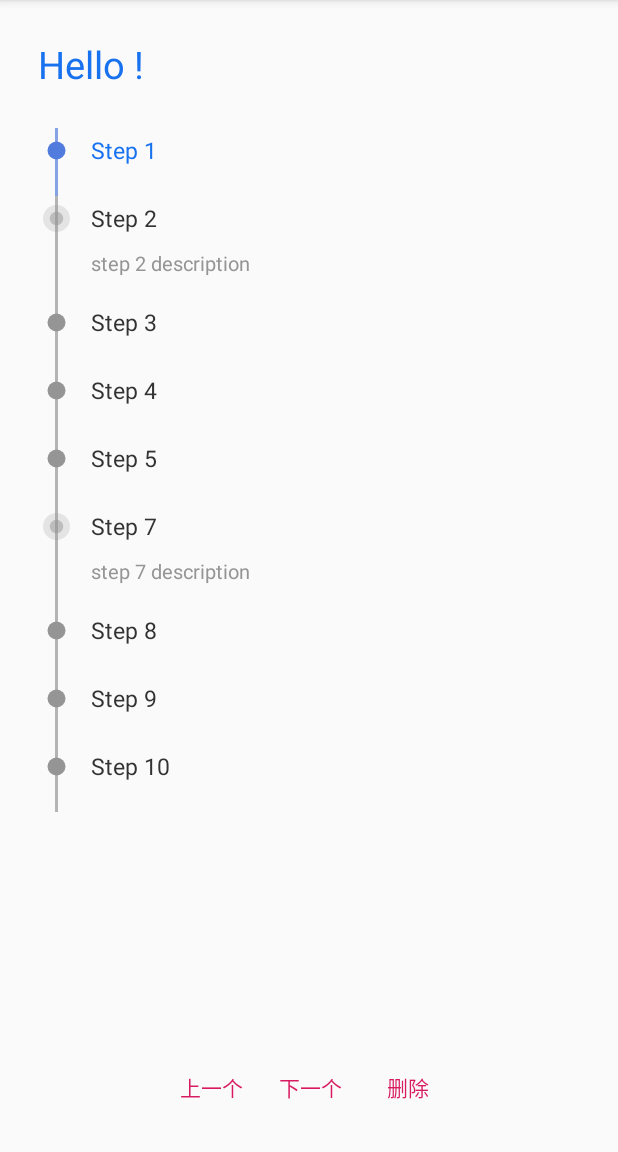
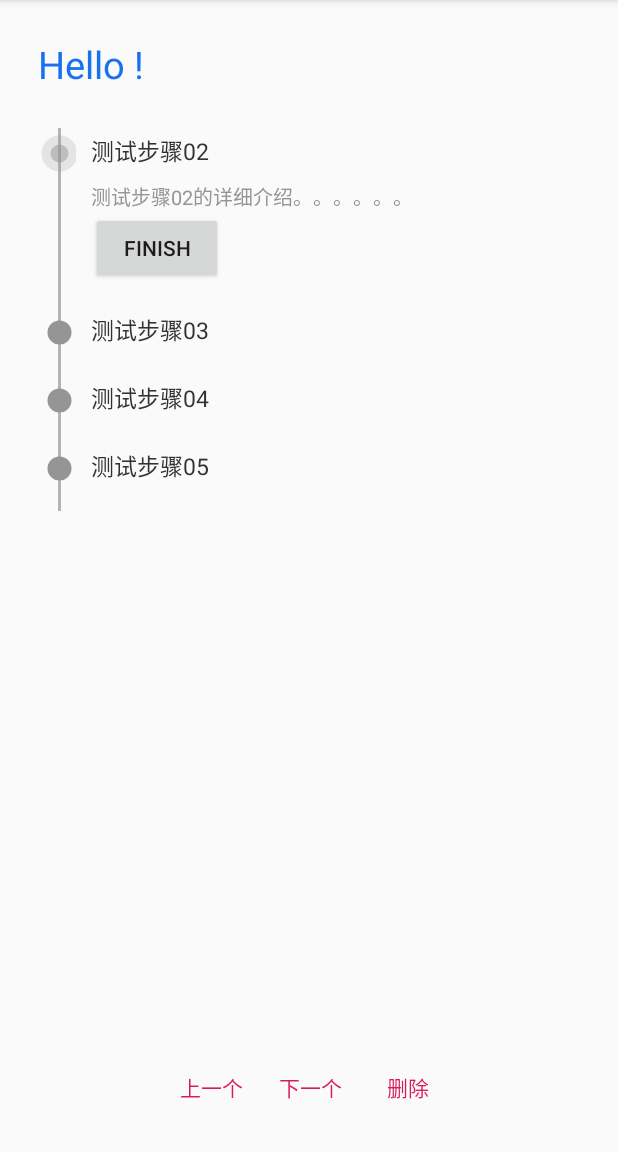
Before and after one commit to rhprincess/TakagiLibrary, an Android app: the screen it shows after launch (MainActivity), after a tap on "删除", on a phone screen of 412 x 824 dp, the part 84-1236 px from its top. Run offline under Robolectric (Android 15) with nearby library versions, the phone set to English and light mode, and no system bars; 3 statements that could not run were skipped; 3 other taps on this screen came first.

```diff
--- a/app/build.gradle
+++ b/app/build.gradle
@@ -24,7 +24,7 @@ dependencies {
     implementation 'androidx.appcompat:appcompat:1.1.0'
     implementation 'androidx.constraintlayout:constraintlayout:1.1.3'
     testImplementation 'junit:junit:4.12'
-    androidTestImplementation 'androidx.test.ext:junit:1.1.0'
+    androidTestImplementation 'androidx.test.ext:junit:1.1.1'
     androidTestImplementation 'androidx.test.espresso:espresso-core:3.2.0'
     implementation project(path: ':takagi')
 }
--- a/app/src/main/java/com/github/coxylicacid/takagilibrary/MainActivity.java
+++ b/app/src/main/java/com/github/coxylicacid/takagilibrary/MainActivity.java
@@ -19,18 +19,21 @@ public class MainActivity extends AppCompatActivity {
 
         final Takagi takagi = new Takagi(this);
         takagi.setTitle("Hello !");
-        takagi.add("Step 1", "step 1 description");
-        takagi.add("Step 2", "step 2 description");
-        takagi.add("Step 3", "step 3 description");
-        takagi.add("Step 4", "step 4 description");
-        takagi.add("Step 5", "step 5 description");
-        takagi.add("Step 6", "step 6 description");
-        takagi.add("Step 7", "step 7 description");
-        takagi.add("Step 8", "step 8 description");
-        takagi.add("Step 9", "step 9 description");
-        takagi.add("Step 10", "step 10 description");
+//        takagi.add("Step 1", "step 1 description");
+//        takagi.add("Step 2", "step 2 description");
+//        takagi.add("Step 3", "step 3 description");
+//        takagi.add("Step 4", "step 4 description");
+//        takagi.add("Step 5", "step 5 description");
+//        takagi.add("Step 6", "step 6 description");
+//        takagi.add("Step 7", "step 7 description");
+//        takagi.add("Step 8", "step 8 description");
+//        takagi.add("Step 9", "step 9 description");
+//        takagi.add("Step 10", "step 10 description");
+        takagi.parse(R.xml.takagi_test);
         takagi.applyForViewGroup(container);
         takagi.select(0);
+
+        takagi.get(2).getIndicator().setIndicatorIcon(getResources().getDrawable(R.mipmap.ic_launcher_round));
 
         findViewById(R.id.previous).setOnClickListener(new View.OnClickListener() {
             @Override
@@ -49,7 +52,7 @@ public class MainActivity extends AppCompatActivity {
         findViewById(R.id.delete).setOnClickListener(new View.OnClickListener() {
             @Override
             public void onClick(View v) {
-                takagi.delete(5);
+                takagi.delete(0);
             }
         });
     }
--- /dev/null
+++ b/app/src/main/res/layout/step_two.xml
@@ -0,0 +1,12 @@
+<?xml version="1.0" encoding="utf-8"?>
+<LinearLayout xmlns:android="http://schemas.android.com/apk/res/android"
+    android:layout_width="match_parent"
+    android:layout_height="match_parent"
+    android:orientation="vertical">
+
+    <Button
+        android:layout_width="wrap_content"
+        android:layout_height="wrap_content"
+        android:text="Finish" />
+
+</LinearLayout>
--- /dev/null
+++ b/app/src/main/res/xml/takagi_test.xml
@@ -0,0 +1,27 @@
+<?xml version="1.0" encoding="utf-8"?>
+<takagies>
+
+    <takagi
+        layout="@layout/step_one"
+        summary="测试步骤01的详细介绍。。。。。。"
+        title="@string/app_name" />
+
+    <takagi
+        layout="@layout/step_two"
+        summary="测试步骤02的详细介绍。。。。。。"
+        title="测试步骤02" />
+
+    <takagi
+        id="@+id/three"
+        summary="测试步骤03的详细介绍。。。。。。"
+        title="测试步骤03" />
+
+    <takagi
+        summary="测试步骤04的详细介绍。。。。。。"
+        title="测试步骤04" />
+
+    <takagi
+        summary="测试步骤05的详细介绍。。。。。。"
+        title="测试步骤05" />
+
+</takagies>
--- a/takagi/build.gradle
+++ b/takagi/build.gradle
@@ -35,7 +35,7 @@ dependencies {
     androidTestImplementation 'androidx.test.espresso:espresso-core:3.2.0'
 }
 
-version = "1.0.0"
+version = "1.0.1-alpha01"
 
 def siteUrl = 'https://github.com/coxylicacid/TakagiLibrary'
 def gitUrl = 'git@github.com:coxylicacid/TakagiLibrary.git'
--- a/takagi/src/main/java/com/github/coxylicacid/takagi/Takagi.java
+++ b/takagi/src/main/java/com/github/coxylicacid/takagi/Takagi.java
@@ -2,6 +2,10 @@ package com.github.coxylicacid.takagi;
 
 import android.annotation.SuppressLint;
 import android.app.Activity;
+import android.graphics.Bitmap;
+import android.graphics.drawable.BitmapDrawable;
+import android.graphics.drawable.Drawable;
+import android.util.Log;
 import android.view.LayoutInflater;
 import android.view.View;
 import android.view.ViewGroup;
@@ -11,6 +15,8 @@ import android.widget.TextView;
 import androidx.annotation.StringRes;
 
 import com.github.coxylicacid.takagi.bean.TakagiBean;
+
+import org.xmlpull.v1.XmlPullParser;
 
 import java.util.ArrayList;
 import java.util.List;
@@ -29,6 +35,9 @@ public class Takagi {
     private int takagiActiveColor;
     private int takagiNormalColor;
     private int summaryColor;
+    private float indicatorRadius;
+    private float indicatorThickness;
+    private Bitmap indicatorIcon;
 
     public Takagi(Activity activity) {
         this.activity = activity;
@@ -43,6 +52,8 @@ public class Takagi {
         takagiActiveColor = 0xFF1871EF;
         takagiNormalColor = 0xFF959595;
         summaryColor = 0xFF959595;
+        indicatorRadius = dp(8);
+        indicatorThickness = dp(2);
     }
 
     public void setTitle(String title) {
@@ -70,6 +81,9 @@ public class Takagi {
         bean.setSummary(summary);
         bean.setShow(false);
         bean.getIndicator().setIndicatorColor(takagiActiveColor, takagiNormalColor);
+        bean.getIndicator().setCircleRadius(indicatorRadius);
+        if (indicatorIcon != null) bean.getIndicator().setIndicatorIcon(indicatorIcon);
+        bean.getIndicator().setIndicatorThickness(indicatorThickness);
         bean.getTitle().setTextColor(titleUnFinishedColor);
         bean.getSummary().setTextColor(summaryColor);
         takagiLists.add(bean);
@@ -87,11 +101,53 @@ public class Takagi {
         bean.setShow(false);
         bean.setContentView(contentView);
         bean.getIndicator().setIndicatorColor(takagiActiveColor, takagiNormalColor);
+        bean.getIndicator().setCircleRadius(indicatorRadius);
+        if (indicatorIcon != null) bean.getIndicator().setIndicatorIcon(indicatorIcon);
+        bean.getIndicator().setIndicatorThickness(indicatorThickness);
         bean.getTitle().setTextColor(titleUnFinishedColor);
         bean.getSummary().setTextColor(summaryColor);
         takagiLists.add(bean);
         takagiContainer.addView(v);
         return bean;
+    }
+
+    public TakagiBean insert(int pos, String title, String summary) {
+        LinearLayout v = (LinearLayout) LayoutInflater.from(activity).inflate(R.layout.takagi_view_container, null);
+        ((TextView) v.findViewById(android.R.id.title)).setText(title);
+        ((TextView) v.findViewById(android.R.id.summary)).setText(summary);
+        TakagiBean bean = new TakagiBean(v);
+        bean.setTitle(title);
+        bean.setSummary(summary);
+        bean.setShow(false);
+        bean.getIndicator().setIndicatorColor(takagiActiveColor, takagiNormalColor);
+        bean.getIndicator().setCircleRadius(indicatorRadius);
+        if (indicatorIcon != null) bean.getIndicator().setIndicatorIcon(indicatorIcon);
+        bean.getIndicator().setIndicatorThickness(indicatorThickness);
+        bean.getTitle().setTextColor(titleUnFinishedColor);
+        bean.getSummary().setTextColor(summaryColor);
+        takagiLists.add(pos, bean);
+        takagiContainer.addView(v, pos);
+        return null;
+    }
+
+    public TakagiBean insert(int pos, String title, String summary, View contentView) {
+        LinearLayout v = (LinearLayout) LayoutInflater.from(activity).inflate(R.layout.takagi_view_container, null);
+        ((TextView) v.findViewById(android.R.id.title)).setText(title);
+        ((TextView) v.findViewById(android.R.id.summary)).setText(summary);
+        TakagiBean bean = new TakagiBean(v);
+        bean.setTitle(title);
+        bean.setSummary(summary);
+        bean.setShow(false);
+        bean.setContentView(contentView);
+        bean.getIndicator().setIndicatorColor(takagiActiveColor, takagiNormalColor);
+        bean.getIndicator().setCircleRadius(indicatorRadius);
+        if (indicatorIcon != null) bean.getIndicator().setIndicatorIcon(indicatorIcon);
+        bean.getIndicator().setIndicatorThickness(indicatorThickness);
+        bean.getTitle().setTextColor(titleUnFinishedColor);
+        bean.getSummary().setTextColor(summaryColor);
+        takagiLists.add(pos, bean);
+        takagiContainer.addView(v, pos);
+        return null;
     }
 
     public void next() {
@@ -111,6 +167,13 @@ public class Takagi {
 
     public void previous() {
         TakagiBean bean = takagiLists.get(selectedTakagi);
+
+        if (selectedTakagi == 0) {
+            bean.getIndicator().redo();
+            bean.getTitle().setTextColor(titleUnFinishedColor);
+            takagiLists.get(selectedTakagi).getIndicator().focus(true);
+        }
+
         if (selectedTakagi - 1 >= 0) {
             bean.getIndicator().redo();
             bean.close();
@@ -135,6 +198,22 @@ public class Takagi {
 
     public void setTakagiSummaryColor(int summaryColor) {
         this.summaryColor = summaryColor;
+    }
+
+    public void setIndicatorRadius(float radius) {
+        this.indicatorRadius = radius;
+    }
+
+    public void setIndicatorThickness(float thickness) {
+        this.indicatorThickness = thickness;
+    }
+
+    public void setIndicatorIcon(Drawable drawable) {
+        this.indicatorIcon = ((BitmapDrawable) drawable).getBitmap();
+    }
+
+    public void setIndicatorIcon(Bitmap bitmap) {
+
     }
 
     public void applyForThisActivity() {
@@ -179,4 +258,67 @@ public class Takagi {
         }
     }
 
+    public TakagiBean get(int pos) {
+        return takagiLists.get(pos);
+    }
+
+    public LinearLayout getRootView() {
+        return rootView;
+    }
+
+    public void parse(int takagiRes) {
+        try {
+            XmlPullParser parser = activity.getResources().getXml(takagiRes);
+            int eventType = parser.getEventType();
+            while (eventType != XmlPullParser.END_DOCUMENT) {
+                switch (eventType) {
+                    case XmlPullParser.START_DOCUMENT:
+                        // TODO: Parser start.
+                        break;
+                    case XmlPullParser.START_TAG:
+                        if ("takagi".equals(parser.getName())) {
+                            View v;
+                            String title = parser.getAttributeValue(null, "title");
+                            String summary = parser.getAttributeValue(null, "summary");
+                            String layout = parser.getAttributeValue(null, "layout");
+                            int layoutRes = 0;
+
+                            if (title != null && title.startsWith("@")) {
+                                title = activity.getString(Integer.valueOf(title.substring(1)));
+                            }
+
+                            if (summary != null && summary.startsWith("@")) {
+                                summary = activity.getString(Integer.valueOf(summary.substring(1)));
+                            }
+
+                            if (layout != null && layout.startsWith("@")) {
+                                layoutRes = Integer.valueOf(layout.substring(1));
+                            }
+
+                            Log.e("TAKAGI", "title: " + title + ", summary: " + summary + ", layout: " + layoutRes);
+
+                            if (layoutRes != 0) {
+                                v = LayoutInflater.from(activity).inflate(layoutRes, null);
+                                add(title == null ? "TITLE" : title, summary == null ? "SUMMARY" : summary, v);
+                            } else {
+                                add(title == null ? "TITLE" : title, summary == null ? "SUMMARY" : summary);
+                            }
+                        }
+                        break;
+                    case XmlPullParser.END_TAG:
+                        // TODO: Parser done.
+                        break;
+                }
+                eventType = parser.next();
+            }
+        } catch (Exception e) {
+            e.printStackTrace();
+        }
+    }
+
+    private int dp(float value) {
+        float density = activity.getResources().getDisplayMetrics().density;
+        return value == 0 ? 0 : (int) Math.ceil(density * value);
+    }
+
 }
--- a/takagi/src/main/java/com/github/coxylicacid/takagi/TakagiIndicator.java
+++ b/takagi/src/main/java/com/github/coxylicacid/takagi/TakagiIndicator.java
@@ -3,8 +3,13 @@ package com.github.coxylicacid.takagi;
 import android.animation.ValueAnimator;
 import android.content.Context;
 import android.content.res.TypedArray;
+import android.graphics.Bitmap;
 import android.graphics.Canvas;
+import android.graphics.Matrix;
 import android.graphics.Paint;
+import android.graphics.PixelFormat;
+import android.graphics.drawable.BitmapDrawable;
+import android.graphics.drawable.Drawable;
 import android.util.AttributeSet;
 import android.util.TypedValue;
 import android.view.View;
@@ -14,11 +19,13 @@ import androidx.annotation.ColorInt;
 public class TakagiIndicator extends View {
 
     private Paint p;
+    private Matrix matrix;
     private float thickness;
     private float circleRadius;
     private int indicatorColorActive;
     private int indicatorColorNormal;
     private int indicatorAlpha = 175;
+    private Bitmap indicatorIcon;
     private float offset;
     private int circleTop = 0;
     private int circleBottom = 0;
@@ -49,6 +56,8 @@ public class TakagiIndicator extends View {
         circleRadius = dp(6);
         setMinimumWidth((int) circleRadius);
         setMinimumHeight((int) (circleRadius * 2));
+
+        matrix = new Matrix();
     }
 
     public TakagiIndicator(Context context, AttributeSet attrs) {
@@ -121,6 +130,14 @@ public class TakagiIndicator extends View {
             canvas.drawCircle(getPaddingLeft() + circleRadius + thickness / 2, dy + offset, circleRadius, p);
         }
 
+        // 如果指示器设置了图标，那么往圆圈里面画图标
+        if (indicatorIcon != null) {
+            float scaleW = circleRadius / indicatorIcon.getWidth();
+            float scaleH = circleRadius / indicatorIcon.getHeight();
+            matrix.postScale(scaleW, scaleH);
+            matrix.postTranslate(0, offset);
+            canvas.drawBitmap(indicatorIcon, matrix, p);
+        }
     }
 
     public TakagiIndicator setIndicatorLineAlpha(int alpha) {
@@ -129,7 +146,7 @@ public class TakagiIndicator extends View {
         return this;
     }
 
-    public TakagiIndicator setIndicatorThickness(int thickness) {
+    public TakagiIndicator setIndicatorThickness(float thickness) {
         this.thickness = thickness;
         p.setStrokeWidth(thickness);
         invalidate();
@@ -174,7 +191,7 @@ public class TakagiIndicator extends View {
         return indicatorColorNormal;
     }
 
-    public TakagiIndicator setCircleRadius(int radius) {
+    public TakagiIndicator setCircleRadius(float radius) {
         this.circleRadius = radius;
         invalidate();
         return this;
@@ -186,6 +203,18 @@ public class TakagiIndicator extends View {
 
     public TakagiIndicator setCircleGravity(int gravity) {
         performGravity(gravity);
+        invalidate();
+        return this;
+    }
+
+    public TakagiIndicator setIndicatorIcon(Bitmap bitmap) {
+        this.indicatorIcon = bitmap;
+        invalidate();
+        return this;
+    }
+
+    public TakagiIndicator setIndicatorIcon(Drawable drawable) {
+        this.indicatorIcon = toBitmap(drawable);
         invalidate();
         return this;
     }
@@ -294,8 +323,26 @@ public class TakagiIndicator extends View {
         return isStateOn;
     }
 
-    public int dp(float value) {
+    private int dp(float value) {
         float density = getResources().getDisplayMetrics().density;
         return value == 0 ? 0 : (int) Math.ceil(density * value);
     }
+
+    // Drawable To Bitmap
+    private Bitmap toBitmap(Drawable drawable) {
+        // 获取 drawable 长宽
+        int width = drawable.getIntrinsicWidth();
+        int heigh = drawable.getIntrinsicHeight();
+        drawable.setBounds(0, 0, width, heigh);
+        // 获取drawable的颜色格式
+        Bitmap.Config config = drawable.getOpacity() != PixelFormat.OPAQUE ? Bitmap.Config.ARGB_8888
+                : Bitmap.Config.RGB_565;
+        // 创建bitmap
+        Bitmap bitmap = Bitmap.createBitmap(width, heigh, config);
+        // 创建bitmap画布
+        Canvas canvas = new Canvas(bitmap);
+        // 将drawable 内容画到画布中
+        drawable.draw(canvas);
+        return bitmap;
+    }
 }
```
Also changed, not shown: app/src/main/res/layout/step_one.xml (added, +16 -0 lines), takagi/src/main/java/com/github/coxylicacid/takagi/bean/TakagiBean.java (+9 -0 lines).
